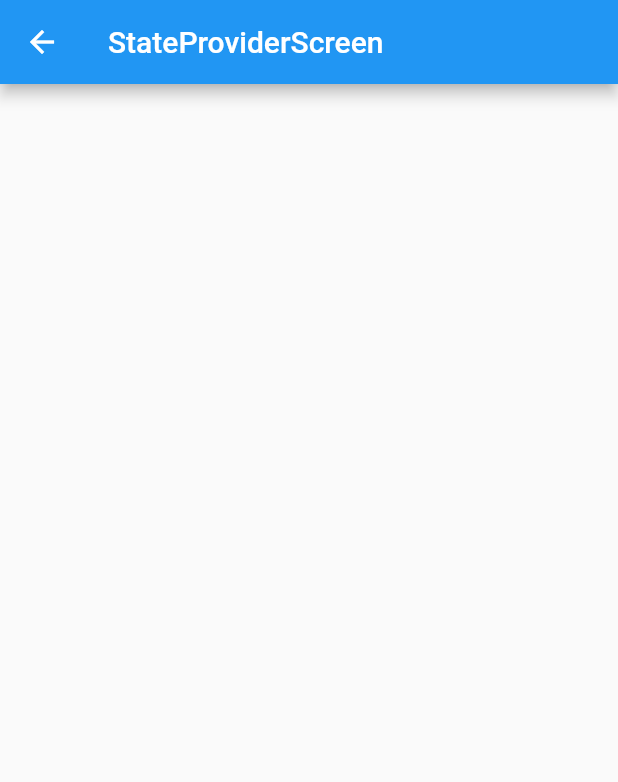
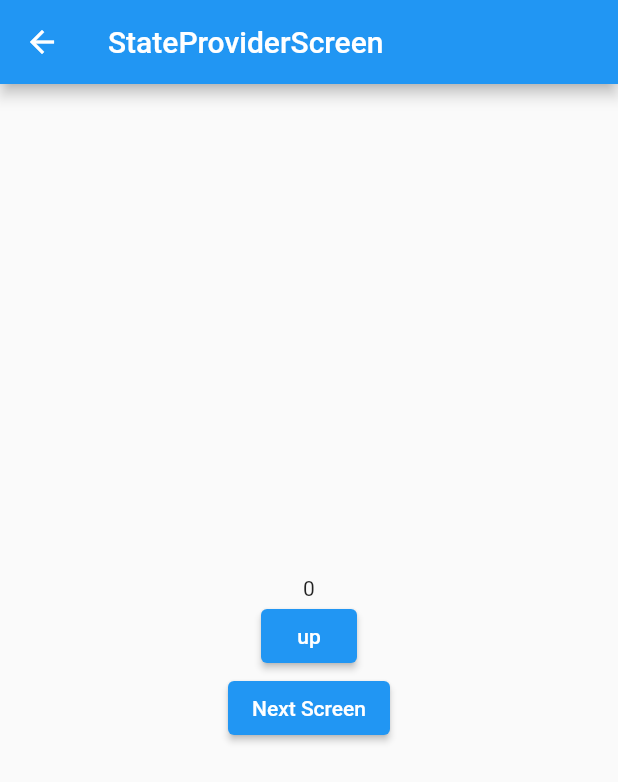
Before and after one commit to seoyoon513/flutter_riverpod_example, a Flutter app: the screen it shows after launch, after a tap on "StateProviderScreen", on a phone screen of 412 x 824 dp. Shown: the top 782 px of the screen. Run offline on Flutter 3.47's test engine with Material 2 defaults, Android fonts, the phone set to English and light mode, and no system bars; our stand-ins replace flutter_riverpod.

Commit message:
[feat] StateProvider 실습

```diff
--- a/lib/main.dart
+++ b/lib/main.dart
@@ -1,10 +1,13 @@
 import 'package:flutter/material.dart';
+import 'package:flutter_riverpod/flutter_riverpod.dart';
 import 'package:flutter_riverpod_example/screen/home_screen.dart';
 
 void main() {
   runApp(
-    MaterialApp(
-      home: HomeScreen(),
-    )
+    ProviderScope(
+      child: MaterialApp(
+        home: HomeScreen(),
+      ),
+    ),
   );
 }
--- /dev/null
+++ b/lib/riverpod/state_provider_screen.dart
@@ -0,0 +1,3 @@
+import 'package:flutter_riverpod/flutter_riverpod.dart';
+
+final numberProvider = StateProvider<int>((ref) => 0);
--- a/lib/screen/state_provider_screen.dart
+++ b/lib/screen/state_provider_screen.dart
@@ -1,16 +1,76 @@
 import 'package:flutter/material.dart';
+import 'package:flutter_riverpod/flutter_riverpod.dart';
 import 'package:flutter_riverpod_example/layout/default_layout.dart';
+import 'package:flutter_riverpod_example/riverpod/state_provider_screen.dart';
 
-class StateProviderScreen extends StatelessWidget {
+// 1. StatelessWidget -> ConsumerWidget
+class StateProviderScreen extends ConsumerWidget {
   const StateProviderScreen({Key? key}) : super(key: key);
 
   @override
-  Widget build(BuildContext context) {
+  // 2. build 함수 안에 WidgetRef 파라미터를 추가로 받는다
+  Widget build(BuildContext context, WidgetRef ref) {
+    // 3. ref.으로 state에 접근할 수 있다
+    // ref.watch : 특정 provider를 바라보고 있다가 그 프로바이더가 변경되면 빌드 함수 재실행
+    final provider = ref.watch(numberProvider);
     return DefaultLayout(
       title: 'StateProviderScreen',
-      body: Column(
-        children: [],
+      body: SizedBox(
+        width: MediaQuery.of(context).size.width,
+        child: Column(
+          mainAxisAlignment: MainAxisAlignment.center,
+          children: [
+            Text(
+              provider.toString(),
+            ),
+            ElevatedButton(
+              onPressed: () {
+                // ref.read : 버튼을 눌렀을 때 단발적으로 실행
+                ref.read(numberProvider.notifier).update((state) => state + 1);
+              },
+              child: Text('up'),
+            ),
+            ElevatedButton(
+              onPressed: () {
+                Navigator.of(context).push(MaterialPageRoute(
+                  builder: (_) => _NextScreen(),
+                ));
+              },
+              child: Text('Next Screen'),
+            )
+          ],
+        ),
       ),
     );
   }
 }
+
+// 똑같은 Provider를 watch하고만 있으면 같은 provider를 불러옴으로써 데이터 공유 가능
+class _NextScreen extends ConsumerWidget {
+  const _NextScreen({Key? key}) : super(key: key);
+
+  @override
+  Widget build(BuildContext context, WidgetRef ref) {
+    final provider = ref.watch(numberProvider); // 동일한 numberProvider
+    return DefaultLayout(
+      title: 'StateProviderScreen',
+      body: SizedBox(
+        width: MediaQuery.of(context).size.width,
+        child: Column(
+          mainAxisAlignment: MainAxisAlignment.center,
+          children: [
+            Text(
+              provider.toString(),
+            ),
+            ElevatedButton(
+              onPressed: () {
+                ref.read(numberProvider.notifier).update((state) => state + 1);
+              },
+              child: Text('up'),
+            )
+          ],
+        ),
+      ),
+    );
+  }
+}
```
